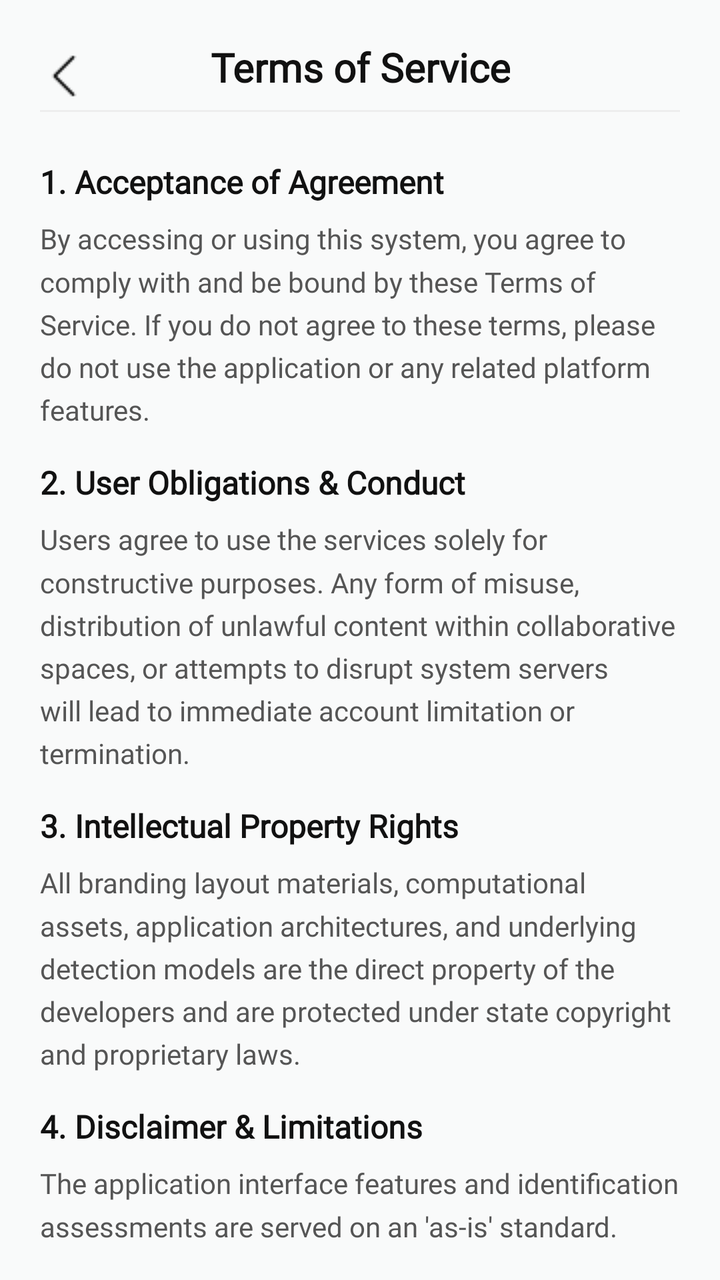
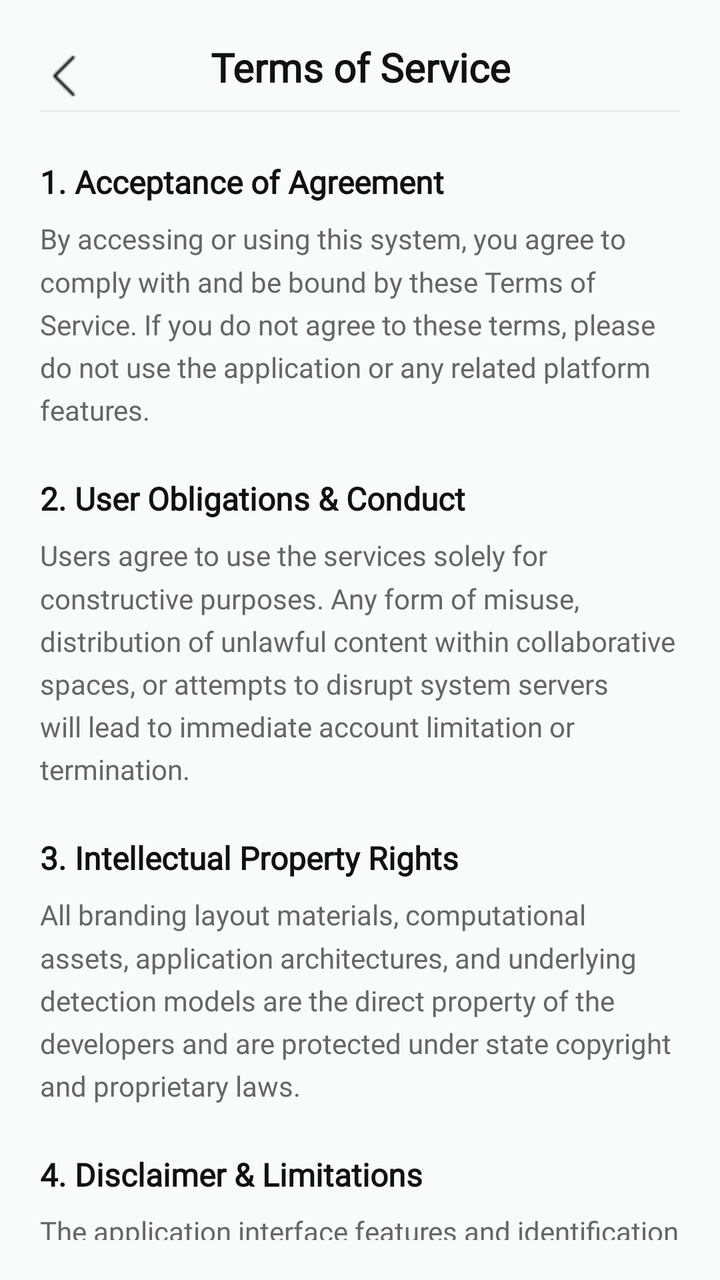

An Android layout rendered at two revisions. The XML below is the earlier revision; the diff shows what the commit changed to produce the second picture.
<!-- AndroidManifest.xml: application theme Theme.SmartGrow -->
<!-- res/layout/fragment_term_of_service.xml -->
<?xml version="1.0" encoding="utf-8"?>
<androidx.constraintlayout.widget.ConstraintLayout
    xmlns:android="http://schemas.android.com/apk/res/android"
    xmlns:app="http://schemas.android.com/apk/res-auto"
    xmlns:tools="http://tools.android.com/tools"
    android:id="@+id/layout_terms_of_service"
    android:layout_width="match_parent"
    android:layout_height="match_parent"
    android:background="#F9FAFA"
    android:padding="20dp">

    <ImageView
        android:id="@+id/btn_back_terms"
        android:layout_width="wrap_content"
        android:layout_height="36dp"
        android:background="?attr/selectableItemBackgroundBorderless"
        android:clickable="true"
        android:focusable="true"
        android:src="@drawable/ic_back"
        app:layout_constraintStart_toStartOf="parent"
        app:layout_constraintTop_toTopOf="parent"
        android:contentDescription="Go back"/>

    <TextView
        android:id="@+id/tv_terms_title"
        android:layout_width="wrap_content"
        android:layout_height="wrap_content"
        android:fontFamily="@font/poppins"
        android:text="Terms of Service"
        android:textAlignment="center"
        android:textColor="#111111"
        android:textSize="20sp"
        android:textStyle="bold"
        app:layout_constraintEnd_toEndOf="parent"
        app:layout_constraintStart_toStartOf="parent"
        app:layout_constraintTop_toTopOf="parent" />

    <View
        android:id="@+id/header_divider_terms"
        android:layout_width="match_parent"
        android:layout_height="1dp"
        android:background="#EEEEEE"
        android:layout_marginTop="8dp"
        app:layout_constraintTop_toBottomOf="@id/tv_terms_title"/>

    <androidx.core.widget.NestedScrollView
        android:layout_width="match_parent"
        android:layout_height="0dp"
        android:layout_marginTop="16dp"
        android:fillViewport="true"
        app:layout_constraintTop_toBottomOf="@id/header_divider_terms"
        app:layout_constraintBottom_toBottomOf="parent">

        <LinearLayout
            android:layout_width="match_parent"
            android:layout_height="wrap_content"
            android:orientation="vertical"
            android:paddingBottom="24dp">

            <TextView
                android:layout_width="wrap_content"
                android:layout_height="wrap_content"
                android:layout_marginTop="8dp"
                android:layout_marginBottom="8dp"
                android:text="1. Acceptance of Agreement"
                android:textColor="#111111"
                android:textSize="16sp"
                android:textStyle="bold"
                android:fontFamily="@font/poppins" />

            <TextView
                android:layout_width="match_parent"
                android:layout_height="wrap_content"
                android:layout_marginBottom="16dp"
                android:text="By accessing or using this system, you agree to comply with and be bound by these Terms of Service. If you do not agree to these terms, please do not use the application or any related platform features."
                android:textColor="#555555"
                android:textSize="14sp"
                android:lineSpacingMultiplier="1.3"
                android:fontFamily="@font/poppins" />

            <TextView
                android:layout_width="wrap_content"
                android:layout_height="wrap_content"
                android:layout_marginBottom="8dp"
                android:text="2. User Obligations &amp; Conduct"
                android:textColor="#111111"
                android:textSize="16sp"
                android:textStyle="bold"
                android:fontFamily="@font/poppins" />

            <TextView
                android:layout_width="match_parent"
                android:layout_height="wrap_content"
                android:layout_marginBottom="16dp"
                android:text="Users agree to use the services solely for constructive purposes. Any form of misuse, distribution of unlawful content within collaborative spaces, or attempts to disrupt system servers will lead to immediate account limitation or termination."
                android:textColor="#555555"
                android:textSize="14sp"
                android:lineSpacingMultiplier="1.3"
                android:fontFamily="@font/poppins" />

            <TextView
                android:layout_width="wrap_content"
                android:layout_height="wrap_content"
                android:layout_marginBottom="8dp"
                android:text="3. Intellectual Property Rights"
                android:textColor="#111111"
                android:textSize="16sp"
                android:textStyle="bold"
                android:fontFamily="@font/poppins" />

            <TextView
                android:layout_width="match_parent"
                android:layout_height="wrap_content"
                android:layout_marginBottom="16dp"
                android:text="All branding layout materials, computational assets, application architectures, and underlying detection models are the direct property of the developers and are protected under state copyright and proprietary laws."
                android:textColor="#555555"
                android:textSize="14sp"
                android:lineSpacingMultiplier="1.3"
                android:fontFamily="@font/poppins" />

            <TextView
                android:layout_width="wrap_content"
                android:layout_height="wrap_content"
                android:layout_marginBottom="8dp"
                android:text="4. Disclaimer &amp; Limitations"
                android:textColor="#111111"
                android:textSize="16sp"
                android:textStyle="bold"
                android:fontFamily="@font/poppins" />

            <TextView
                android:layout_width="match_parent"
                android:layout_height="wrap_content"
                android:layout_marginBottom="24dp"
                android:text="The application interface features and identification assessments are served on an 'as-is' standard. While we prioritize extreme reliability, we make no explicit warranties that processes will operate completely error-free over continuous periods."
                android:textColor="#555555"
                android:textSize="14sp"
                android:lineSpacingMultiplier="1.3"
                android:fontFamily="@font/poppins" />

            <View
                android:layout_width="match_parent"
                android:layout_height="1dp"
                android:background="#EEEEEE"
                android:layout_marginBottom="16dp"/>

            <TextView
                android:layout_width="match_parent"
                android:layout_height="wrap_content"
                android:text="Last Updated: June 2026"
                android:textColor="#999999"
                android:textSize="12sp"
                android:textAlignment="center"
                android:fontFamily="@font/poppins" />

        </LinearLayout>
    </androidx.core.widget.NestedScrollView>
</androidx.constraintlayout.widget.ConstraintLayout>
<!-- resources referenced by this layout -->
<resources>
  <!-- drawable ic_back: png bitmap (drawable, 215 bytes) -->
  <style name="Theme.SmartGrow" parent="Base.Theme.SmartGrow" />
  <style name="Base.Theme.SmartGrow" parent="Theme.Material3.DayNight.NoActionBar">
          <item name="android:windowBackground">@android:color/white</item>
          <item name="android:windowDisablePreview">true</item>
  
          
          <item name="android:statusBarColor">#FFFFFF</item>
          <item name="android:windowLightStatusBar">true</item>
  
          
          <item name="android:navigationBarColor">#FFFFFF</item>
          <item name="android:windowLightNavigationBar" tools:targetApi="o">true</item>
  
          <item name="android:windowDrawsSystemBarBackgrounds">true</item>
          <item name="android:windowTranslucentStatus">false</item>
          <item name="android:windowTranslucentNavigation">false</item>
      </style>
</resources>

<!-- the commit's change to res/layout/fragment_term_of_service.xml (unified diff, before → after) -->
@@ -2,11 +2,11 @@
 <androidx.constraintlayout.widget.ConstraintLayout
     xmlns:android="http://schemas.android.com/apk/res/android"
     xmlns:app="http://schemas.android.com/apk/res-auto"
-    xmlns:tools="http://tools.android.com/tools"
+    xmlns:tools="http://schemas.android.com/tools"
     android:id="@+id/layout_terms_of_service"
     android:layout_width="match_parent"
     android:layout_height="match_parent"
-    android:background="#F9FAFA"
+    android:background="@color/background"
     android:padding="20dp">
 
     <ImageView
@@ -19,6 +19,7 @@
         android:src="@drawable/ic_back"
         app:layout_constraintStart_toStartOf="parent"
         app:layout_constraintTop_toTopOf="parent"
+        app:tint="@color/text_primary"
         android:contentDescription="Go back"/>
 
     <TextView
@@ -28,7 +29,7 @@
         android:fontFamily="@font/poppins"
         android:text="Terms of Service"
         android:textAlignment="center"
-        android:textColor="#111111"
+        android:textColor="@color/text_primary"
         android:textSize="20sp"
         android:textStyle="bold"
         app:layout_constraintEnd_toEndOf="parent"
@@ -39,7 +40,7 @@
         android:id="@+id/header_divider_terms"
         android:layout_width="match_parent"
         android:layout_height="1dp"
-        android:background="#EEEEEE"
+        android:background="@color/divider"
         android:layout_marginTop="8dp"
         app:layout_constraintTop_toBottomOf="@id/tv_terms_title"/>
 
@@ -63,7 +64,7 @@
                 android:layout_marginTop="8dp"
                 android:layout_marginBottom="8dp"
                 android:text="1. Acceptance of Agreement"
-                android:textColor="#111111"
+                android:textColor="@color/text_primary"
                 android:textSize="16sp"
                 android:textStyle="bold"
                 android:fontFamily="@font/poppins" />
@@ -73,7 +74,7 @@
                 android:layout_height="wrap_content"
                 android:layout_marginBottom="16dp"
                 android:text="By accessing or using this system, you agree to comply with and be bound by these Terms of Service. If you do not agree to these terms, please do not use the application or any related platform features."
-                android:textColor="#555555"
+                android:textColor="@color/text_secondary"
                 android:textSize="14sp"
                 android:lineSpacingMultiplier="1.3"
                 android:fontFamily="@font/poppins" />
@@ -81,9 +82,10 @@
             <TextView
                 android:layout_width="wrap_content"
                 android:layout_height="wrap_content"
+                android:layout_marginTop="8dp"
                 android:layout_marginBottom="8dp"
                 android:text="2. User Obligations &amp; Conduct"
-                android:textColor="#111111"
+                android:textColor="@color/text_primary"
                 android:textSize="16sp"
                 android:textStyle="bold"
                 android:fontFamily="@font/poppins" />
@@ -93,7 +95,7 @@
                 android:layout_height="wrap_content"
                 android:layout_marginBottom="16dp"
                 android:text="Users agree to use the services solely for constructive purposes. Any form of misuse, distribution of unlawful content within collaborative spaces, or attempts to disrupt system servers will lead to immediate account limitation or termination."
-                android:textColor="#555555"
+                android:textColor="@color/text_secondary"
                 android:textSize="14sp"
                 android:lineSpacingMultiplier="1.3"
                 android:fontFamily="@font/poppins" />
@@ -101,9 +103,10 @@
             <TextView
                 android:layout_width="wrap_content"
                 android:layout_height="wrap_content"
+                android:layout_marginTop="8dp"
                 android:layout_marginBottom="8dp"
                 android:text="3. Intellectual Property Rights"
-                android:textColor="#111111"
+                android:textColor="@color/text_primary"
                 android:textSize="16sp"
                 android:textStyle="bold"
                 android:fontFamily="@font/poppins" />
@@ -113,7 +116,7 @@
                 android:layout_height="wrap_content"
                 android:layout_marginBottom="16dp"
                 android:text="All branding layout materials, computational assets, application architectures, and underlying detection models are the direct property of the developers and are protected under state copyright and proprietary laws."
-                android:textColor="#555555"
+                android:textColor="@color/text_secondary"
                 android:textSize="14sp"
                 android:lineSpacingMultiplier="1.3"
                 android:fontFamily="@font/poppins" />
@@ -121,9 +124,10 @@
             <TextView
                 android:layout_width="wrap_content"
                 android:layout_height="wrap_content"
+                android:layout_marginTop="8dp"
                 android:layout_marginBottom="8dp"
                 android:text="4. Disclaimer &amp; Limitations"
-                android:textColor="#111111"
+                android:textColor="@color/text_primary"
                 android:textSize="16sp"
                 android:textStyle="bold"
                 android:fontFamily="@font/poppins" />
@@ -133,7 +137,7 @@
                 android:layout_height="wrap_content"
                 android:layout_marginBottom="24dp"
                 android:text="The application interface features and identification assessments are served on an 'as-is' standard. While we prioritize extreme reliability, we make no explicit warranties that processes will operate completely error-free over continuous periods."
-                android:textColor="#555555"
+                android:textColor="@color/text_secondary"
                 android:textSize="14sp"
                 android:lineSpacingMultiplier="1.3"
                 android:fontFamily="@font/poppins" />
@@ -141,14 +145,14 @@
             <View
                 android:layout_width="match_parent"
                 android:layout_height="1dp"
-                android:background="#EEEEEE"
+                android:background="@color/divider"
                 android:layout_marginBottom="16dp"/>
 
             <TextView
                 android:layout_width="match_parent"
                 android:layout_height="wrap_content"
                 android:text="Last Updated: June 2026"
-                android:textColor="#999999"
+                android:textColor="@color/text_secondary"
                 android:textSize="12sp"
                 android:textAlignment="center"
                 android:fontFamily="@font/poppins" />
<!-- resource entries referenced after the edit -->
@@ -1,17 +1,21 @@
 <!-- resources referenced by this layout -->
 <resources>
+  <color name="background">#F9FAFA</color>
+  <color name="divider">#EEEEEE</color>
+  <color name="text_primary">#111111</color>
+  <color name="text_secondary">#666666</color>
   <!-- drawable ic_back: png bitmap (drawable, 215 bytes) -->
   <style name="Theme.SmartGrow" parent="Base.Theme.SmartGrow" />
   <style name="Base.Theme.SmartGrow" parent="Theme.Material3.DayNight.NoActionBar">
-          <item name="android:windowBackground">@android:color/white</item>
+          <item name="android:windowBackground">@color/background</item>
           <item name="android:windowDisablePreview">true</item>
   
           
-          <item name="android:statusBarColor">#FFFFFF</item>
+          <item name="android:statusBarColor">@color/background</item>
           <item name="android:windowLightStatusBar">true</item>
   
           
-          <item name="android:navigationBarColor">#FFFFFF</item>
+          <item name="android:navigationBarColor">@color/background</item>
           <item name="android:windowLightNavigationBar" tools:targetApi="o">true</item>
   
           <item name="android:windowDrawsSystemBarBackgrounds">true</item>
